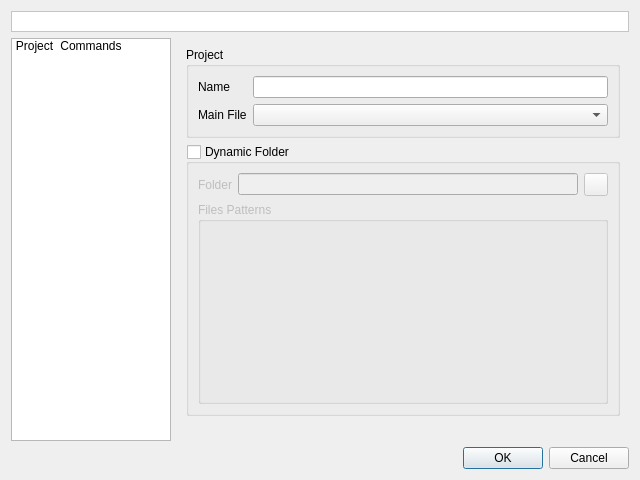
testmana2/mks, file v2/branches/newxup/plugins/xup/XUP/src/gui/UIXUPEditor.ui: the form before one commit.
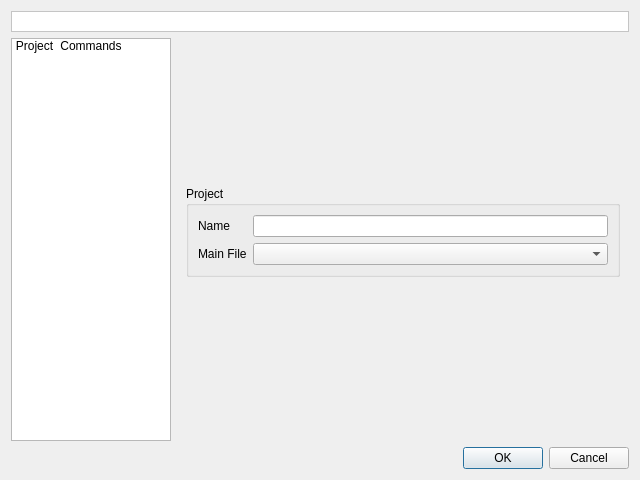
The form after the commit. The open tabs and pages were chosen to show the change. Icons and pictures are not drawn. Custom widgets are drawn as their Qt base class.

Commit message: Dynamic folder support removed. Will be replaced with another realisation later

Diff of the .ui file:
```diff
--- a/v2/branches/newxup/plugins/xup/XUP/src/gui/UIXUPEditor.ui
+++ b/v2/branches/newxup/plugins/xup/XUP/src/gui/UIXUPEditor.ui
@@ -112,65 +112,6 @@
          </layout>
         </widget>
        </item>
-       <item>
-        <widget class="QGroupBox" name="gbDynamicFolder">
-         <property name="sizePolicy">
-          <sizepolicy hsizetype="Preferred" vsizetype="Expanding">
-           <horstretch>0</horstretch>
-           <verstretch>0</verstretch>
-          </sizepolicy>
-         </property>
-         <property name="title">
-          <string>Dynamic Folder</string>
-         </property>
-         <property name="checkable">
-          <bool>true</bool>
-         </property>
-         <property name="checked">
-          <bool>false</bool>
-         </property>
-         <layout class="QVBoxLayout" name="verticalLayout">
-          <item>
-           <layout class="QHBoxLayout" name="hlDynamicFolder">
-            <item>
-             <widget class="QLabel" name="lDynamicFolder">
-              <property name="text">
-               <string>Folder</string>
-              </property>
-             </widget>
-            </item>
-            <item>
-             <widget class="QLineEdit" name="leDynamicFolder"/>
-            </item>
-            <item>
-             <widget class="QToolButton" name="tbDynamicFolder">
-              <property name="icon">
-               <iconset resource="../../../../../monkey/src/resources/resources.qrc">
-                <normaloff>:/listeditor/icons/listeditor/folder.png</normaloff>:/listeditor/icons/listeditor/folder.png</iconset>
-              </property>
-             </widget>
-            </item>
-           </layout>
-          </item>
-          <item>
-           <widget class="pStringListEditor" name="gbDynamicFilesPatterns">
-            <property name="sizePolicy">
-             <sizepolicy hsizetype="Preferred" vsizetype="Expanding">
-              <horstretch>0</horstretch>
-              <verstretch>0</verstretch>
-             </sizepolicy>
-            </property>
-            <property name="title">
-             <string>Files Patterns</string>
-            </property>
-            <property name="flat">
-             <bool>true</bool>
-            </property>
-           </widget>
-          </item>
-         </layout>
-        </widget>
-       </item>
        <item>
         <spacer name="verticalSpacer">
          <property name="orientation">
@@ -306,12 +247,6 @@
   </layout>
  </widget>
  <customwidgets>
-  <customwidget>
-   <class>pStringListEditor</class>
-   <extends>QGroupBox</extends>
-   <header location="global">pStringListEditor.h</header>
-   <container>1</container>
-  </customwidget>
   <customwidget>
    <class>CommandsEditor</class>
    <extends>QFrame</extends>
```
Left out of the diff: 2 changed lines with no effect on the pictures. The commit also changes 14 other files.
